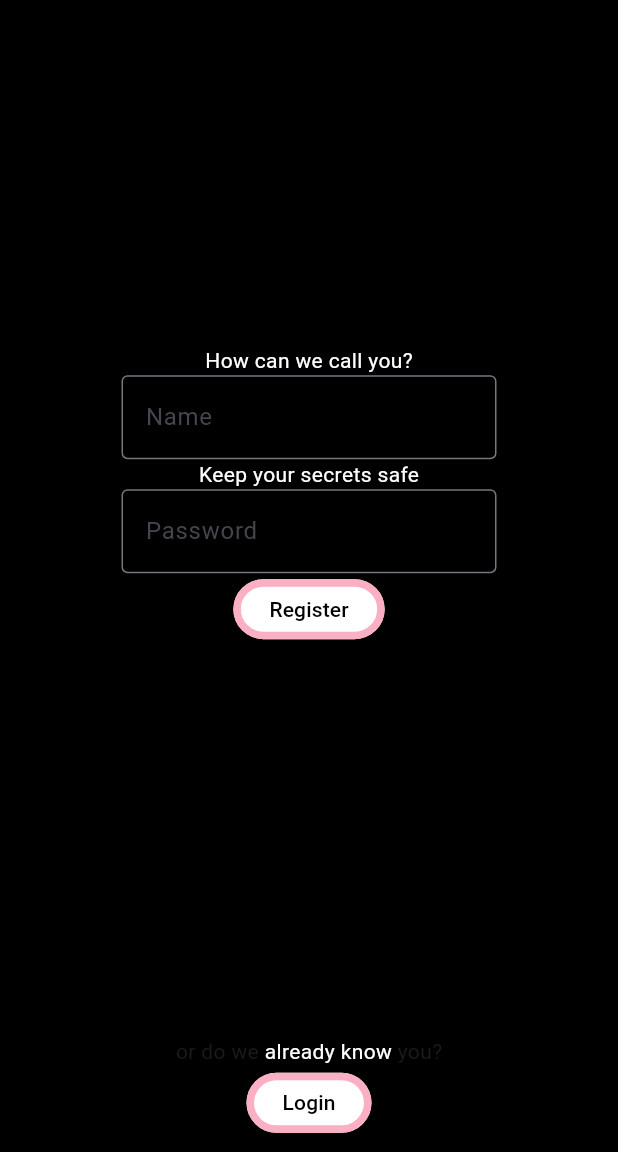
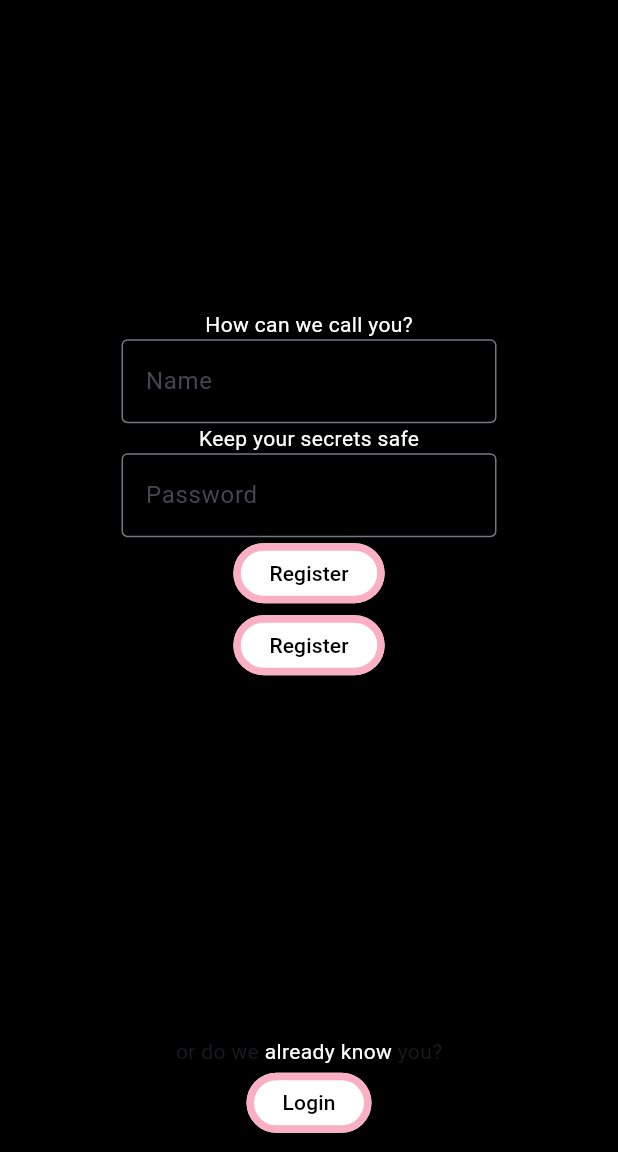
Before and after one commit to L6TR/PocketDreams, a Flutter app: the RegisterScreen screen opened directly, after a tap on "Register", on a phone screen of 412 x 824 dp, the part 84-1236 px from its top. Run offline on Flutter 3.47's test engine with Material 3 defaults, Android fonts, the phone set to English and light mode, and no system bars; our stand-ins replace flutter_bloc, table_calendar; network calls fail.

Commit message:
+ clowdy button

```diff
--- a/lib/main.dart
+++ b/lib/main.dart
@@ -26,6 +26,21 @@ void addDreamToCalendar(Dream dream) {
   } else {
     dreams[day] = [dream];
   }
+}
+
+OutlinedButton clowdyButton(String myText, doSomething) {
+  return OutlinedButton(
+    style: ButtonStyle(
+      backgroundColor: WidgetStatePropertyAll(Colors.white),
+      side: WidgetStatePropertyAll(
+        BorderSide(color: Color.fromARGB(255, 250, 175, 195), width: 5),
+      ),
+    ),
+    child: Text(myText, style: TextStyle(color: Colors.black)),
+    onPressed: () {
+      doSomething;
+    },
+  );
 }
 
 //
@@ -183,6 +198,8 @@ class _RegisterScreenState extends State<RegisterScreen> {
                       ),
                     ),
                   ),
+
+                  clowdyButton("Register", register()),
 
                   OutlinedButton(
                     style: ButtonStyle(
```
